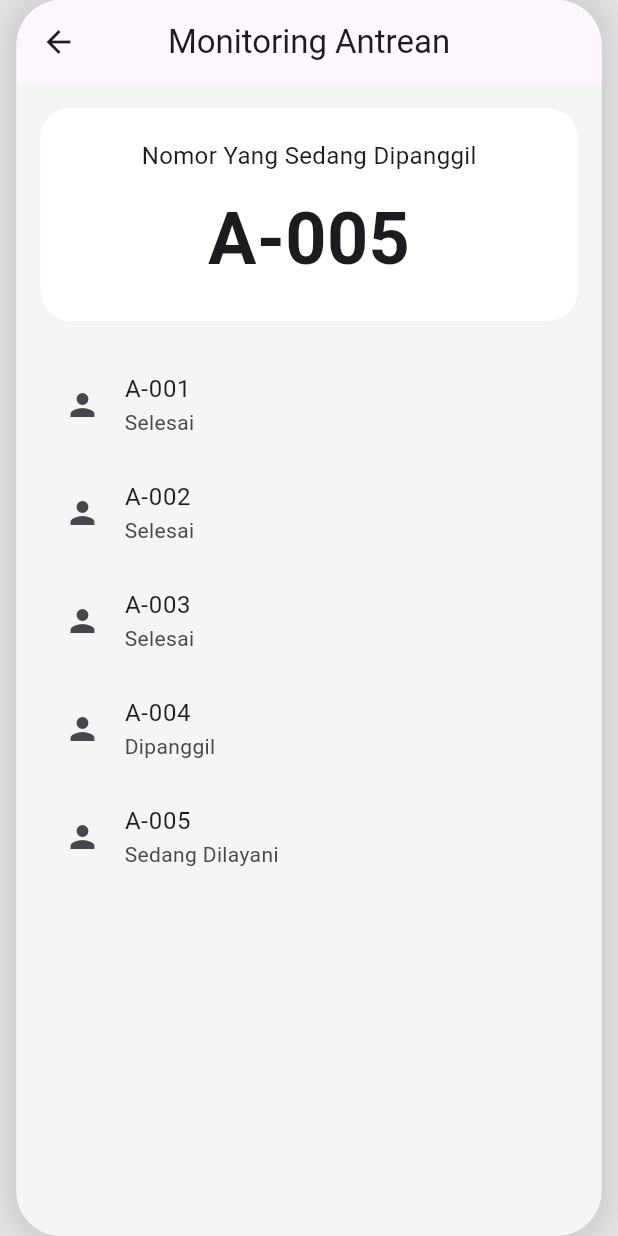
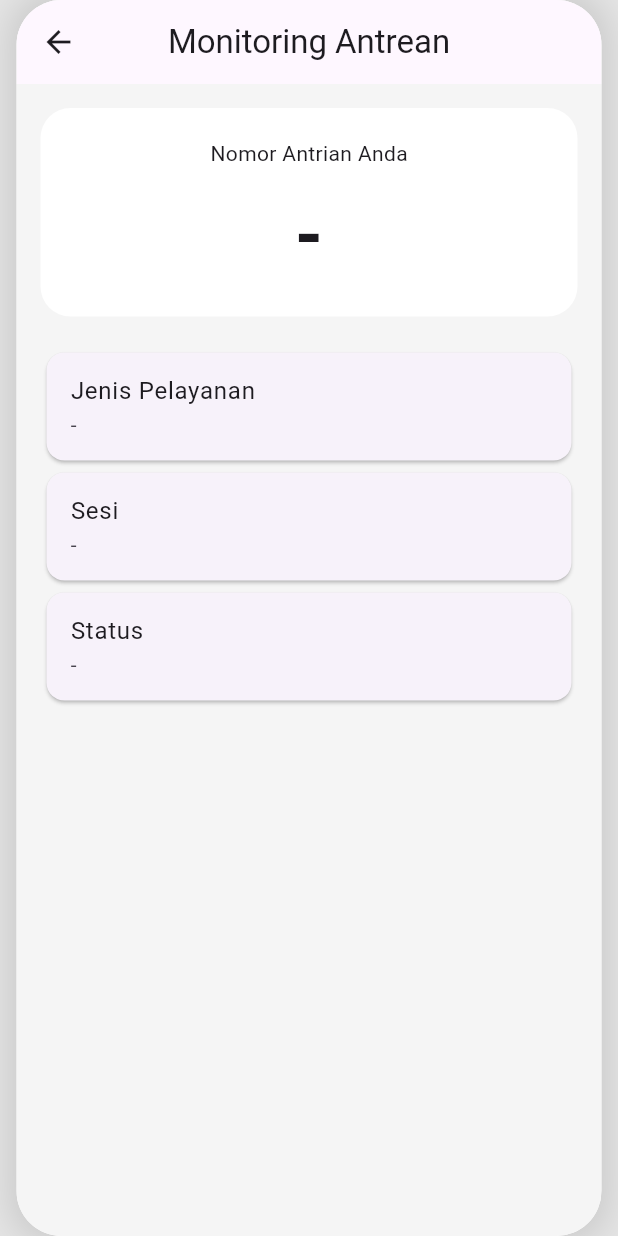
Before and after one commit to kukuhlisa/reservasi_mobile, a Flutter app: the MonitoringAntrianScreen screen opened directly, on a phone screen of 412 x 824 dp. Run offline on Flutter 3.47's test engine with Material 3 defaults, Android fonts, the phone set to English and light mode, and no system bars; our stand-ins replace dio, file_picker, image_picker, shared_preferences; accounts and stored records are empty.

Commit message:
update monitoring

```diff
--- a/lib/screens/monitoring_antrian_screen.dart
+++ b/lib/screens/monitoring_antrian_screen.dart
@@ -1,18 +1,77 @@
 import 'package:flutter/material.dart';
+import 'package:shared_preferences/shared_preferences.dart';
 
-class MonitoringAntrianScreen extends StatelessWidget {
-  const MonitoringAntrianScreen({super.key});
+class MonitoringAntrianScreen
+    extends StatefulWidget {
+
+  const MonitoringAntrianScreen({
+    super.key,
+  });
+
+  @override
+  State<MonitoringAntrianScreen>
+      createState() =>
+          _MonitoringAntrianScreenState();
+}
+
+class _MonitoringAntrianScreenState
+    extends State<MonitoringAntrianScreen> {
+
+  String nomor = "-";
+  String jenis = "-";
+  String status = "-";
+  String sesi = "-";
+
+  @override
+  void initState() {
+    super.initState();
+    loadData();
+  }
+
+  Future<void> loadData() async {
+
+    final prefs =
+        await SharedPreferences.getInstance();
+
+    setState(() {
+      nomor =
+          prefs.getString(
+            'nomor_antrian',
+          ) ??
+          '-';
+
+      jenis =
+          prefs.getString(
+            'jenis_pelayanan',
+          ) ??
+          '-';
+
+      status =
+          prefs.getString(
+            'status_antrian',
+          ) ??
+          '-';
+
+      sesi =
+          prefs.getString(
+            'sesi',
+          ) ??
+          '-';
+    });
+  }
 
   @override
   Widget build(BuildContext context) {
+
     return Scaffold(
-      backgroundColor: const Color(0xFFF5F5F5),
+      backgroundColor:
+          const Color(0xFFF5F5F5),
 
       appBar: AppBar(
-        centerTitle: true,
         title: const Text(
           "Monitoring Antrean",
         ),
+        centerTitle: true,
       ),
 
       body: Padding(
@@ -23,29 +82,31 @@ class MonitoringAntrianScreen extends StatelessWidget {
 
             Container(
               width: double.infinity,
-              padding: const EdgeInsets.all(20),
+              padding:
+                  const EdgeInsets.all(20),
 
               decoration: BoxDecoration(
                 color: Colors.white,
                 borderRadius:
-                    BorderRadius.circular(20),
+                    BorderRadius.circular(
+                  20,
+                ),
               ),
 
-              child: const Column(
+              child: Column(
                 children: [
 
-                  Text(
-                    "Nomor Yang Sedang Dipanggil",
-                    style: TextStyle(
-                      fontSize: 16,
-                    ),
+                  const Text(
+                    "Nomor Antrian Anda",
                   ),
 
-                  SizedBox(height: 10),
+                  const SizedBox(
+                    height: 10,
+                  ),
 
                   Text(
-                    "A-005",
-                    style: TextStyle(
+                    nomor,
+                    style: const TextStyle(
                       fontSize: 48,
                       fontWeight:
                           FontWeight.bold,
@@ -57,50 +118,28 @@ class MonitoringAntrianScreen extends StatelessWidget {
 
             const SizedBox(height: 20),
 
-            Expanded(
-              child: ListView(
-                children: const [
+            Card(
+              child: ListTile(
+                title: const Text(
+                  "Jenis Pelayanan",
+                ),
+                subtitle: Text(jenis),
+              ),
+            ),
 
-                  ListTile(
-                    leading:
-                        Icon(Icons.person),
-                    title: Text("A-001"),
-                    subtitle:
-                        Text("Selesai"),
-                  ),
+            Card(
+              child: ListTile(
+                title:
+                    const Text("Sesi"),
+                subtitle: Text(sesi),
+              ),
+            ),
 
-                  ListTile(
-                    leading:
-                        Icon(Icons.person),
-                    title: Text("A-002"),
-                    subtitle:
-                        Text("Selesai"),
-                  ),
-
-                  ListTile(
-                    leading:
-                        Icon(Icons.person),
-                    title: Text("A-003"),
-                    subtitle:
-                        Text("Selesai"),
-                  ),
-
-                  ListTile(
-                    leading:
-                        Icon(Icons.person),
-                    title: Text("A-004"),
-                    subtitle:
-                        Text("Dipanggil"),
-                  ),
-
-                  ListTile(
-                    leading:
-                        Icon(Icons.person),
-                    title: Text("A-005"),
-                    subtitle:
-                        Text("Sedang Dilayani"),
-                  ),
-                ],
+            Card(
+              child: ListTile(
+                title:
+                    const Text("Status"),
+                subtitle: Text(status),
               ),
             ),
           ],
```
Also changed, not shown: lib/screens/cash_screen.dart (+34 -81 lines), lib/screens/kartu_antrian_screen.dart (+6 -6 lines), lib/screens/pilih_sesi_screen.dart (+106 -18 lines), lib/screens/upload_persyaratan_screen.dart (+4 -6 lines).
